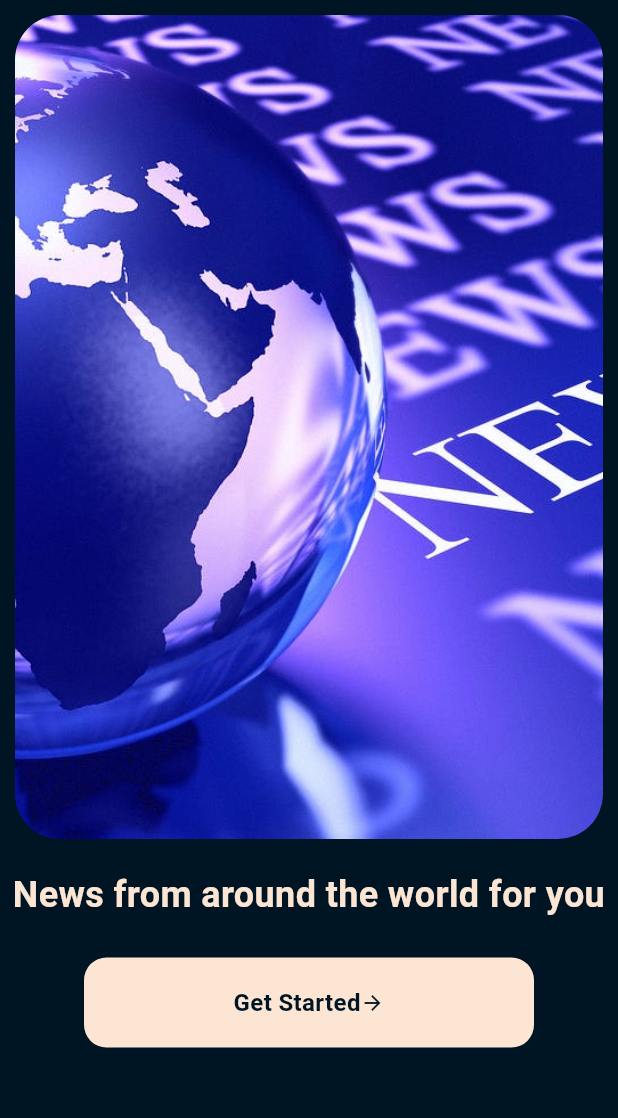
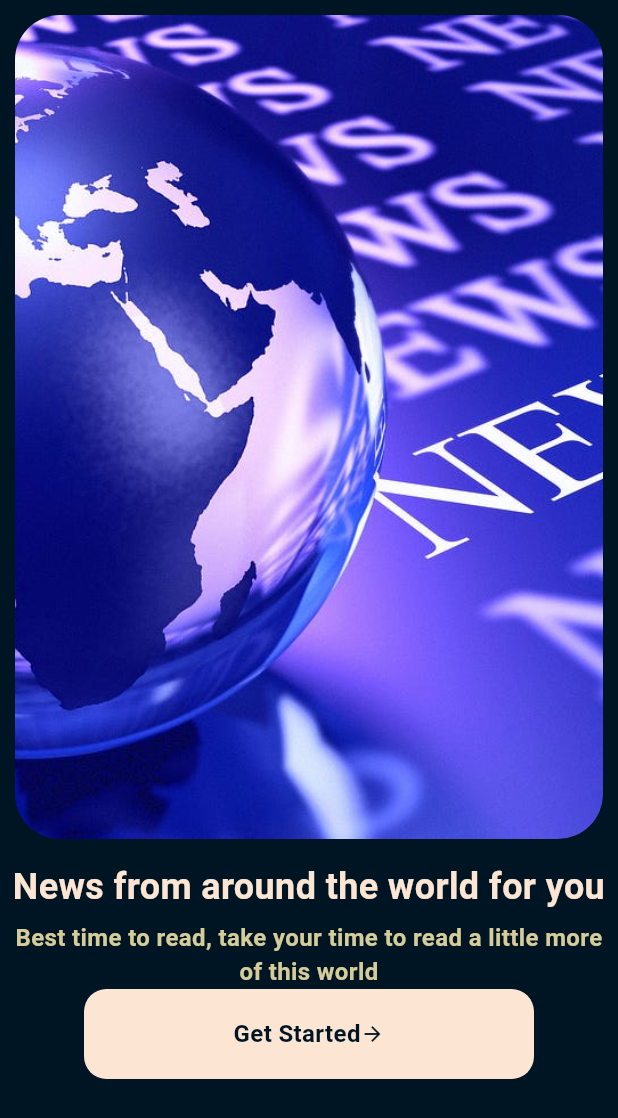
Before and after one commit to PiuPauxD/news, a Flutter app: the screen it shows after launch, on a phone screen of 412 x 824 dp. Shown: the top 1118 px of the screen. Run offline on Flutter 3.47's test engine with Material 3 defaults, Android fonts, the light colour scheme and no system bars.

Commit message:
fix welcomepage

```diff
--- a/lib/Screens/welcome_screen.dart
+++ b/lib/Screens/welcome_screen.dart
@@ -41,7 +41,7 @@ class _WelcomeScreenState extends State<WelcomeScreen> {
             ),
             Padding(
               padding: const EdgeInsets.symmetric(
-                vertical: 10,
+                vertical: 5,
               ),
               child: Text(
                 title,
@@ -54,8 +54,20 @@ class _WelcomeScreenState extends State<WelcomeScreen> {
               ),
             ),
             Padding(
-              padding: const EdgeInsets.symmetric(vertical: 15),
-              child: GestureDetector(
+              padding: const EdgeInsets.symmetric(
+                horizontal: 5,
+              ),
+              child: Text(
+                subtitle,
+                textAlign: TextAlign.center,
+                style: const TextStyle(
+                  color: text,
+                  fontSize: 16,
+                  fontWeight: FontWeight.bold,
+                ),
+              ),
+            ),
+            GestureDetector(
               onTap: () {
                 Navigator.push(
                   context,
@@ -91,7 +103,6 @@ class _WelcomeScreenState extends State<WelcomeScreen> {
                 ),
               ),
             ),
-            ),
           ],
         ),
       ),
```
Lines whose indentation alone changed are shown as unchanged.
